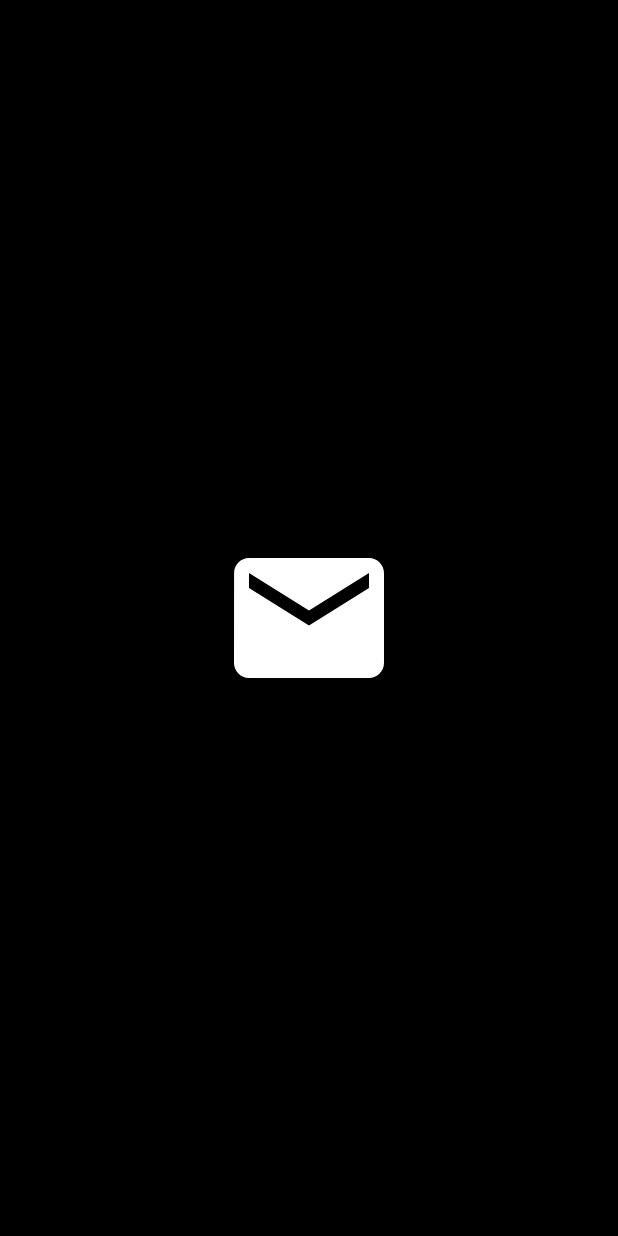
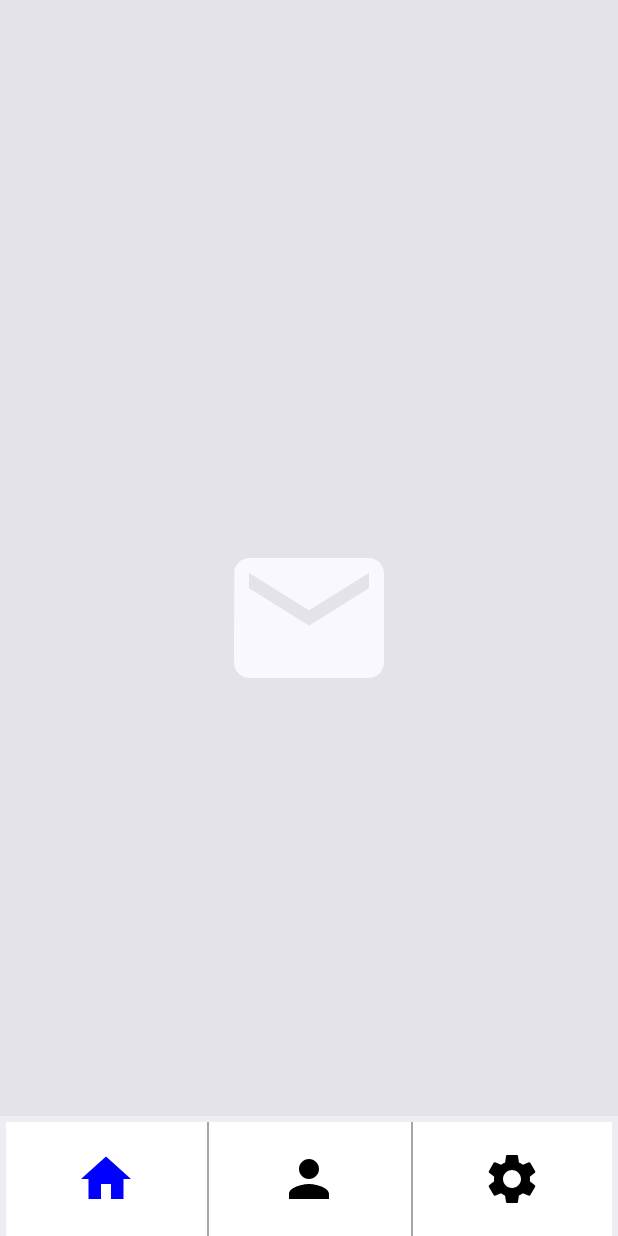
Before and after one commit to nbscvincent/fitness-app, an Android app built with Jetpack Compose: the first screen one second after launch (MainActivity), on a phone screen of 412 x 824 dp. Run offline under Robolectric (Android 15) with nearby library versions, the phone set to English and light mode, and no system bars.

Commit message:
delete BottomAppBar.kt

```diff
--- a/app/src/main/java/com/nbscollege/fitnessapp/Navigation.kt
+++ b/app/src/main/java/com/nbscollege/fitnessapp/Navigation.kt
@@ -34,6 +34,7 @@ import androidx.compose.foundation.layout.size
 import androidx.compose.material.icons.filled.Person
 import androidx.compose.ui.draw.drawWithContent
 import androidx.compose.ui.geometry.Offset
+import androidx.navigation.NavController
 import androidx.navigation.compose.NavHost
 import androidx.navigation.compose.composable
 import androidx.navigation.compose.rememberNavController
@@ -43,12 +44,12 @@ import com.nbscollege.fitnessapp.model.profilescreen
 import com.nbscollege.fitnessapp.model.settingscreen
 
 
-//enum class SelectedButton3 {
-//    Home,
-//    Person,
-//    Settings,
-//    SplashScreen
-//}
+enum class SelectedButton {
+    Home,
+    Person,
+    Settings,
+    SplashScreen
+}
 
 
 @SuppressLint("UnusedMaterial3ScaffoldPaddingParameter")
@@ -57,134 +58,135 @@ import com.nbscollege.fitnessapp.model.settingscreen
 fun Navigation() {
 
     val navController = rememberNavController()
-//    var selectedButton3 by remember { mutableStateOf(SelectedButton3.Home) }
-//
-//    Scaffold(
-//        bottomBar = {
-//                BottomAppBar {
-//                    Row(
-//                        modifier = Modifier
-//                            .fillMaxWidth()
-//                            .background(Color.White),
-//                        horizontalArrangement = Arrangement.SpaceEvenly
-//                    ) {
-//                        // HOME BUTTON
-//                        Button(
-//                            onClick = {
-//                                selectedButton3 = SelectedButton3.Home
-//                                navController.navigate(route = screen.HomeScreen.name)
-//                            },
-//                            modifier = Modifier
-//                                .width(100.dp)
-//                                .height(100.dp),
-//                            colors = ButtonDefaults.buttonColors(
-//                                containerColor = Color.Transparent
-//                            ),
-//                        ) {
-//
-//                            Icon(
-//                                imageVector = Icons.Default.Home, contentDescription = "Home",
-//                                tint = if (selectedButton3 == SelectedButton3.Home) Color.Blue else Color.Black,
-//                                modifier = Modifier.size(40.dp)
-//                            )
-//                        }
-//
-//
-//                        Box(
-//                            modifier = Modifier
-//                                .width(1.dp)
-//                                .fillMaxHeight()
-//                                .then(Modifier.drawWithContent {
-//                                    // Draw a border on the right side
-//                                    drawLine(
-//                                        color = Color.Gray,
-//                                        start = Offset(size.width, 0f),
-//                                        end = Offset(size.width, size.height),
-//                                        strokeWidth = 1.dp.toPx()
-//                                    )
-//                                }),
-//                        )
-//
-//                        // PERSON BUTTON
-//                        Button(
-//                            onClick = {
-//
-//                                selectedButton3 = SelectedButton3.Person
-//                                navController.navigate(route = screen.ProfileScreen.name)
-//
-//                            },
-//                            modifier = Modifier
-//                                .width(100.dp)
-//                                .height(100.dp),
-//                            colors = ButtonDefaults.buttonColors(
-//                                containerColor = Color.Transparent
-//                            ),
-//                        ) {
-//
-//                            Icon(
-//                                imageVector = Icons.Default.Person, contentDescription = "Profile",
-//                                tint = if (selectedButton3 == SelectedButton3.Person) Color.Blue else Color.Black,
-//                                modifier = Modifier.size(40.dp),
-//                            )
-//                        }
-//
-//                        Box(
-//                            modifier = Modifier
-//                                .width(2.dp)
-//                                .fillMaxHeight()
-//                                .then(Modifier.drawWithContent {
-//                                    // Draw a border on the right side
-//                                    drawLine(
-//                                        color = Color.Gray,
-//                                        start = Offset(size.width, 0f),
-//                                        end = Offset(size.width, size.height),
-//                                        strokeWidth = 1.dp.toPx()
-//                                    )
-//                                }),
-//                        )
-//
-//
-//                        // SETTINGS BUTTON
-//                        Button(
-//                            onClick = {
-//                                selectedButton3 = SelectedButton3.Settings
-//                                navController.navigate(screen.SettingScreen.name)
-//                            },
-//                            modifier = Modifier
-//                                .width(100.dp)
-//                                .height(100.dp),
-//                            colors = ButtonDefaults.buttonColors(
-//                                containerColor = Color.Transparent
-//                            ),
-//                        ) {
-//
-//                            Icon(
-//                                imageVector = Icons.Default.Settings,
-//                                contentDescription = "Settings",
-//                                tint = if (selectedButton3 == SelectedButton3.Settings) Color.Blue else Color.Black,
-//                                modifier = Modifier.size(40.dp)
-//                            )
-//                        }
-//                    }
-//            }
-//        },
-//    ) {
-//        NavHost(navController = navController, startDestination = screen.SplashScreen.name) {
-//            composable(route = screen.SplashScreen.name) { SplashAnimated(navController) }
-//            composable(route = screen.HomeScreen.name) { homescreen(navController) }
-//            composable(route = screen.ProfileScreen.name) { profilescreen(navController) }
-//            composable(route = screen.SettingScreen.name) { settingscreen(navController) }
-//
-//        }
-//
-//    }
+    var selectedButton by remember { mutableStateOf(SelectedButton.Home) }
 
-    NavHost(navController = navController, startDestination = Screen.SplashScreen.name) {
+    NavHost(navController = navController, startDestination = Screen.HomeScreen.name) {
         composable(route = Screen.SplashScreen.name) { SplashAnimated(navController) }
         composable(route = Screen.HomeScreen.name) { homescreen(navController) }
         composable(route = Screen.ProfileScreen.name) { profilescreen(navController) }
         composable(route = Screen.SettingScreen.name) { settingscreen(navController) }
     }
 
+    Scaffold(
+        bottomBar = {
+                BottomAppBar {
+                    Row(
+                        modifier = Modifier
+                            .fillMaxWidth()
+                            .background(Color.White),
+                        horizontalArrangement = Arrangement.SpaceEvenly
+                    ) {
+                        // HOME BUTTON
+                        Button(
+                            onClick = {
+                                selectedButton = SelectedButton.Home
+                                navController.navigate(route = Screen.HomeScreen.name)
+                            },
+                            modifier = Modifier
+                                .width(100.dp)
+                                .height(100.dp),
+                            colors = ButtonDefaults.buttonColors(
+                                containerColor = Color.Transparent
+                            ),
+                        ) {
+
+                            Icon(
+                                imageVector = Icons.Default.Home, contentDescription = "Home",
+                                tint = if (selectedButton == SelectedButton.Home) Color.Blue else Color.Black,
+                                modifier = Modifier.size(40.dp)
+                            )
+                        }
+
+
+                        Box(
+                            modifier = Modifier
+                                .width(1.dp)
+                                .fillMaxHeight()
+                                .then(Modifier.drawWithContent {
+                                    // Draw a border on the right side
+                                    drawLine(
+                                        color = Color.Gray,
+                                        start = Offset(size.width, 0f),
+                                        end = Offset(size.width, size.height),
+                                        strokeWidth = 1.dp.toPx()
+                                    )
+                                }),
+                        )
+
+                        // PERSON BUTTON
+                        Button(
+                            onClick = {
+
+                                selectedButton = SelectedButton.Person
+                                navController.navigate(route = Screen.ProfileScreen.name)
+
+                            },
+                            modifier = Modifier
+                                .width(100.dp)
+                                .height(100.dp),
+                            colors = ButtonDefaults.buttonColors(
+                                containerColor = Color.Transparent
+                            ),
+                        ) {
+
+                            Icon(
+                                imageVector = Icons.Default.Person, contentDescription = "Profile",
+                                tint = if (selectedButton == SelectedButton.Person) Color.Blue else Color.Black,
+                                modifier = Modifier.size(40.dp),
+                            )
+                        }
+
+                        Box(
+                            modifier = Modifier
+                                .width(2.dp)
+                                .fillMaxHeight()
+                                .then(Modifier.drawWithContent {
+                                    // Draw a border on the right side
+                                    drawLine(
+                                        color = Color.Gray,
+                                        start = Offset(size.width, 0f),
+                                        end = Offset(size.width, size.height),
+                                        strokeWidth = 1.dp.toPx()
+                                    )
+                                }),
+                        )
+
+
+                        // SETTINGS BUTTON
+                        Button(
+                            onClick = {
+                                selectedButton = SelectedButton.Settings
+                                navController.navigate(Screen.SettingScreen.name)
+                            },
+                            modifier = Modifier
+                                .width(100.dp)
+                                .height(100.dp),
+                            colors = ButtonDefaults.buttonColors(
+                                containerColor = Color.Transparent
+                            ),
+                        ) {
+
+                            Icon(
+                                imageVector = Icons.Default.Settings,
+                                contentDescription = "Settings",
+                                tint = if (selectedButton == SelectedButton.Settings) Color.Blue else Color.Black,
+                                modifier = Modifier.size(40.dp)
+                            )
+                        }
+                    }
+            }
+        },
+    ) {
+        NavHost(navController = navController, startDestination = Screen.SplashScreen.name) {
+            composable(route = Screen.SplashScreen.name) { SplashAnimated(navController) }
+            composable(route = Screen.HomeScreen.name) { homescreen(navController) }
+            composable(route = Screen.ProfileScreen.name) { profilescreen(navController) }
+            composable(route = Screen.SettingScreen.name) { settingscreen(navController) }
+        }
+
+    }
+
+
+
 
 }
--- a/app/src/main/java/com/nbscollege/fitnessapp/model/HomeScreen.kt
+++ b/app/src/main/java/com/nbscollege/fitnessapp/model/HomeScreen.kt
@@ -64,7 +64,7 @@ import com.nbscollege.fitnessapp.Screen
     @SuppressLint("UnusedMaterial3ScaffoldPaddingParameter")
     @OptIn(ExperimentalMaterial3Api::class)
     @Composable
-    fun homescreen(navController: NavController, bottomAppBarViewModel: BottomAppBarViewModel) {
+    fun homescreen(navController : NavController) {
         var isPerson by remember { mutableStateOf(false) }
         var isHome by remember { mutableStateOf(false) }
         var isSettings by remember { mutableStateOf(false) }
@@ -92,7 +92,7 @@ import com.nbscollege.fitnessapp.Screen
             },
             bottomBar = {
                 BottomAppBar {
-                    BottomAppBar(navController)
+
                 }
             }
         ) { innerPadding ->
--- a/app/src/main/java/com/nbscollege/fitnessapp/model/ProfileScreen.kt
+++ b/app/src/main/java/com/nbscollege/fitnessapp/model/ProfileScreen.kt
@@ -52,6 +52,7 @@ import androidx.compose.ui.graphics.RectangleShape
 import androidx.compose.ui.layout.ContentScale
 import androidx.compose.ui.res.painterResource
 import androidx.navigation.NavController
+import com.nbscollege.fitnessapp.Navigation
 import com.nbscollege.fitnessapp.R
 import com.nbscollege.fitnessapp.Screen
 
@@ -92,7 +93,7 @@ import com.nbscollege.fitnessapp.Screen
             },
             bottomBar = {
                 BottomAppBar {
-                    BottomAppBar(navController)
+
                 }
             }
         ) { innerPadding ->
--- a/app/src/main/java/com/nbscollege/fitnessapp/model/SettingScreen.kt
+++ b/app/src/main/java/com/nbscollege/fitnessapp/model/SettingScreen.kt
@@ -51,6 +51,7 @@ import androidx.compose.ui.graphics.RectangleShape
 import androidx.compose.ui.layout.ContentScale
 import androidx.compose.ui.res.painterResource
 import androidx.navigation.NavController
+import com.nbscollege.fitnessapp.Navigation
 import com.nbscollege.fitnessapp.R
 import com.nbscollege.fitnessapp.Screen
 
@@ -91,7 +92,7 @@ fun settingscreen(navController : NavController) {
         },
         bottomBar = {
             BottomAppBar {
-                BottomAppBar(navController)
+
             }
         }
     ) { innerPadding ->
```
Also changed, not shown: app/src/main/java/com/nbscollege/fitnessapp/model/BottomAppBar.kt (deleted, +0 -172 lines).
